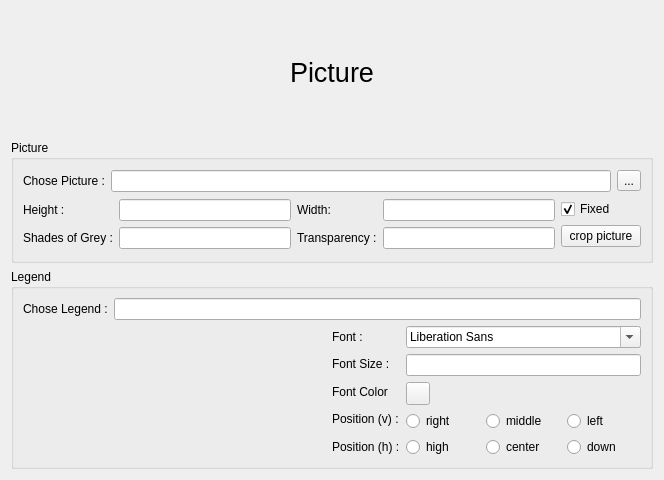
Old version of the form sources/Forms/formpictures.ui in the repository jose94752/ClipEdit.
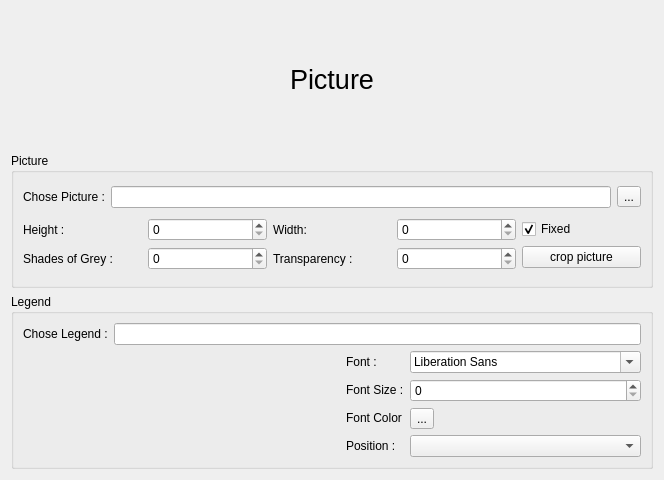
New version of the form. Custom widgets are drawn as their Qt base class.

Patch:
```diff
--- a/sources/Forms/formpictures.ui
+++ b/sources/Forms/formpictures.ui
@@ -114,10 +114,10 @@
             <item>
              <layout class="QVBoxLayout" name="verticalLayout_2">
               <item>
-               <widget class="QLineEdit" name="lineEdit_pic_he"/>
+               <widget class="QSpinBox" name="spinBox_pic_h"/>
               </item>
               <item>
-               <widget class="QLineEdit" name="lineEdit_pic_gr"/>
+               <widget class="QSpinBox" name="spinBox_pic_sh"/>
               </item>
              </layout>
             </item>
@@ -142,10 +142,10 @@
             <item>
              <layout class="QVBoxLayout" name="verticalLayout_4">
               <item>
-               <widget class="QLineEdit" name="lineEdit_pic_wi"/>
+               <widget class="QSpinBox" name="spinBox_pic_w"/>
               </item>
               <item>
-               <widget class="QLineEdit" name="lineEdit_pic_tr"/>
+               <widget class="QSpinBox" name="spinBox_pic_t"/>
               </item>
              </layout>
             </item>
@@ -242,14 +242,7 @@
                 <item>
                  <widget class="QLabel" name="label_8">
                   <property name="text">
-                   <string>Position (v) :</string>
-                  </property>
-                 </widget>
-                </item>
-                <item>
-                 <widget class="QLabel" name="label_12">
-                  <property name="text">
-                   <string>Position (h) :</string>
+                   <string>Position :</string>
                   </property>
                  </widget>
                 </item>
@@ -261,71 +254,19 @@
                  <widget class="QFontComboBox" name="fontComboBox_lg_font"/>
                 </item>
                 <item>
-                 <widget class="QLineEdit" name="lineEdit_lg_si"/>
+                 <widget class="QSpinBox" name="spinBox_lg_size"/>
                 </item>
                 <item>
                  <widget class="ColorButton" name="toolButton_lg_colour">
                   <property name="text">
-                   <string/>
+                   <string>...</string>
                   </property>
                  </widget>
                 </item>
                 <item>
                  <layout class="QHBoxLayout" name="horizontalLayout_6">
                   <item>
-                   <widget class="QRadioButton" name="radioButton_lg_r">
-                    <property name="text">
-                     <string>right</string>
-                    </property>
-                   </widget>
-                  </item>
-                  <item>
-                   <widget class="QRadioButton" name="radioButton_lg_m">
-                    <property name="text">
-                     <string>middle</string>
-                    </property>
-                   </widget>
-                  </item>
-                  <item>
-                   <widget class="QRadioButton" name="radioButton_lg_l">
-                    <property name="text">
-                     <string>left</string>
-                    </property>
-                   </widget>
-                  </item>
-                 </layout>
-                </item>
-                <item>
-                 <layout class="QHBoxLayout" name="horizontalLayout_7">
-                  <item>
-                   <widget class="QRadioButton" name="radioButton_lg_h">
-                    <property name="text">
-                     <string>high</string>
-                    </property>
-                    <attribute name="buttonGroup">
-                     <string notr="true">buttonGroup_2</string>
-                    </attribute>
-                   </widget>
-                  </item>
-                  <item>
-                   <widget class="QRadioButton" name="radioButton_c">
-                    <property name="text">
-                     <string>center</string>
-                    </property>
-                    <attribute name="buttonGroup">
-                     <string notr="true">buttonGroup_2</string>
-                    </attribute>
-                   </widget>
-                  </item>
-                  <item>
-                   <widget class="QRadioButton" name="radioButton_lg_d">
-                    <property name="text">
-                     <string>down</string>
-                    </property>
-                    <attribute name="buttonGroup">
-                     <string notr="true">buttonGroup_2</string>
-                    </attribute>
-                   </widget>
+                   <widget class="QComboBox" name="comboBox_lg_pos"/>
                   </item>
                  </layout>
                 </item>
```
Left out of the diff: 6 changed lines with no effect on the pictures.
